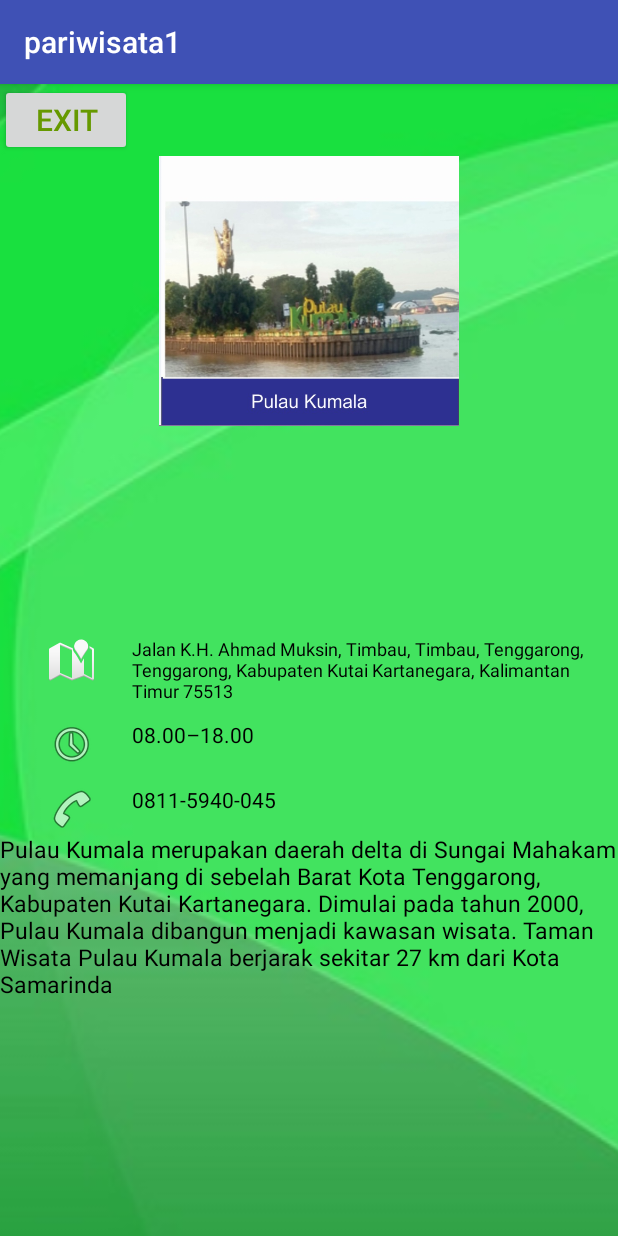
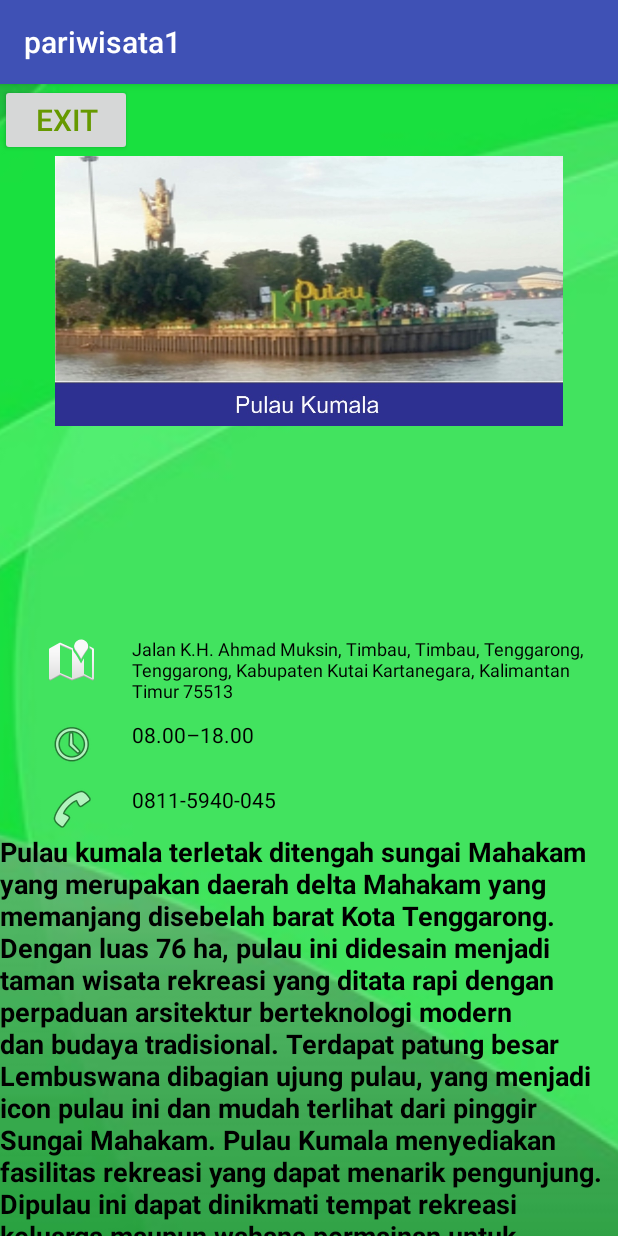
Before and after one commit to Nrriairawan/Aplikasi-Wisata-Tenggarong, an Android app: the kumala screen opened directly, with no data from a screen before it, on a phone screen of 412 x 824 dp. Run offline under Robolectric (Android 15) with nearby library versions, the phone set to English and light mode, and no system bars.

Commit message:
memperbaiki tampilan layout

```diff
--- a/app/src/main/res/layout/activity_kumala.xml
+++ b/app/src/main/res/layout/activity_kumala.xml
@@ -32,7 +32,7 @@
         android:layout_alignParentStart="true"
         android:layout_below="@+id/btn_wisata"
         android:scaleType="fitCenter"
-        android:src="@drawable/ll" />
+        android:src="@drawable/ss" />
 
     <ImageView
         android:id="@+id/imageView18"
@@ -95,9 +95,13 @@
         android:layout_height="wrap_content"
         android:layout_alignParentStart="true"
         android:layout_below="@+id/imageView22"
-        android:text="Pulau Kumala merupakan daerah delta di Sungai Mahakam yang memanjang di sebelah Barat Kota Tenggarong, Kabupaten Kutai Kartanegara. Dimulai pada tahun 2000, Pulau Kumala dibangun menjadi kawasan wisata. Taman Wisata Pulau Kumala berjarak sekitar 27 km dari Kota Samarinda"
+        android:text="Pulau kumala terletak ditengah sungai Mahakam yang merupakan daerah delta Mahakam yang memanjang disebelah barat Kota Tenggarong. Dengan luas 76 ha, pulau ini didesain menjadi taman wisata rekreasi yang ditata rapi dengan perpaduan arsitektur berteknologi modern dan budaya tradisional. Terdapat patung besar Lembuswana dibagian ujung pulau, yang menjadi icon pulau ini dan mudah terlihat dari pinggir Sungai Mahakam.
+Pulau Kumala menyediakan fasilitas rekreasi yang dapat menarik pengunjung. Dipulau ini dapat dinikmati tempat rekreasi keluarga maupun wahana permainan untuk keluarga dan anak-anak, seperti cabele car, trampolin,  merry grounds, go karts, cottage berikut kolam renang, danau dan taman naga. Juga terdapat dua buah rumah adat lamin panjang dan pura pasak pulau yang menandai titik tengah pulau. Terdapat angkutan wisata untuk mengelilingi pulau kumala ini. Pengunjung juga dapat bersepeda santai mengitari pulau ini.  Untuk menyeberangi pulau ini dapat menggunakan jembatan yang baru saja selesai dibangun pada tahun 2016 dan dapat juga menggunakan penyebrangan angkutan air berupa longboat.  Tiket masuk untuk pulau kumala sebesar tujuh ribu rupiah. Pulau kumala ini dikelola oleh dinas kebudayaan dan pariwisata kabupaten tenggarong.
+"
+        android:textAlignment="textStart"
         android:textColor="@android:color/background_dark"
-        android:textSize="15sp" />
+        android:textSize="18sp"
+        android:textStyle="bold" />
 
 
 </RelativeLayout>
--- a/app/src/main/res/layout/activity_ladayah.xml
+++ b/app/src/main/res/layout/activity_ladayah.xml
@@ -32,7 +32,7 @@
         android:layout_alignParentStart="true"
         android:layout_below="@+id/btn_wisata"
         android:scaleType="fitCenter"
-        android:src="@drawable/jj" />
+        android:src="@drawable/jjj" />
 
     <ImageView
         android:id="@+id/imageView19"
@@ -96,7 +96,8 @@
         android:layout_below="@+id/imageView23"
         android:text="Ladaya alias ladang budaya adalah salah satu destinasi wisata alam yang terletak di Tenggarong Kabupaten Kutai Kertanegara. Objek wisata ini dilengkapi dengan berbagai wahana menarik, seperti mini zoo; outbond; paint ball dan juga rumah odah rehat untuk menginap"
         android:textColor="@android:color/background_dark"
-        android:textSize="18sp" />
+        android:textSize="18sp"
+        android:textStyle="bold" />
 
 
 </RelativeLayout>
--- a/app/src/main/res/layout/activity_waduk.xml
+++ b/app/src/main/res/layout/activity_waduk.xml
@@ -33,7 +33,7 @@
         android:layout_alignParentStart="true"
         android:layout_below="@+id/btn_wisata"
         android:scaleType="fitCenter"
-        android:src="@drawable/uu" />
+        android:src="@drawable/gg" />
 
     <ImageView
         android:id="@+id/imageView13"
@@ -70,7 +70,7 @@
         android:layout_marginTop="139dp"
         android:fontFamily="sans-serif"
         android:text="Waduk Panji Sukarame adalah waduk yang juga dijadikan tempat rekreasi yang terletak di Kelurahan Panji Sukarame, Tenggarong, Kutai Kartanegara dan merupakan taman rekreasi yang sangat bagus untuk dinikmati dengan adanya pemandangan alam dan air waduk yang tenang."
-        android:textAlignment="center"
+        android:textAlignment="textStart"
         android:textColor="@android:color/background_dark"
         android:textSize="15sp"
         android:textStyle="bold" />
```
Also changed, not shown: app/src/main/res/layout/activity_musem.xml (+4 -3 lines), app/src/main/res/layout/activity_museumkayu.xml (+12 -8 lines), app/src/main/res/layout/activity_planetarium.xml (+16 -16 lines), app/src/main/res/drawable/dd.jpg (added), app/src/main/res/drawable/ff.jpg (added), app/src/main/res/drawable/gg.jpg (added), app/src/main/res/drawable/jjj.jpg (added), app/src/main/res/drawable/ll.jpg, app/src/main/res/drawable/locatie-merk-voor-interface_318-30237.jpg (deleted), app/src/main/res/drawable/ss.jpg (added).
